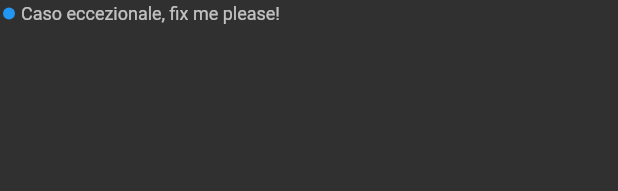
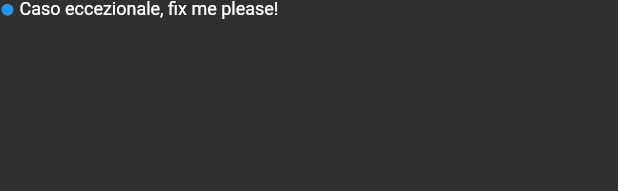
Before and after one commit to BattlefieldNoob/uqido_sparkar, a Flutter app: the EffectVisibilityStatus widget shown alone on an empty page, opened directly with empty values, on a phone screen of 412 x 824 dp. Shown: the top 191 px of the screen. Run offline on Flutter 3.47's test engine with Material 2 defaults, Android fonts, the phone set to English and light mode, and no system bars; our stand-ins replace cloud_firestore, firebase_core, flutter_bloc, flutter_hooks; missing offline and left inert: flutter_hooks_bloc; accounts and stored records are empty; generated files the repository leaves out were written again; network calls fail.

```diff
--- a/lib/view/effect_visibility_status.dart
+++ b/lib/view/effect_visibility_status.dart
@@ -12,10 +12,10 @@ class EffectVisibilityStatus extends StatelessWidget {
 
   @override
   Widget build(BuildContext context) {
-    return Padding(
-        padding: EdgeInsets.all(2),
-        child: Row(
-          children: [
+    return Row(children: [
+      SizedBox(
+        width: 1,
+      ),
       CircleAvatar(
         backgroundColor: mapStatusToColor(),
         radius: 4,
@@ -23,12 +23,8 @@ class EffectVisibilityStatus extends StatelessWidget {
       SizedBox(
         width: 4,
       ),
-            Text(
-              mapStatusToText(),
-              style: TextStyle(fontSize: 12, color: Colors.white70),
-            )
-          ],
-        ));
+      Text(mapStatusToText(), style: TextStyle(height: 1.1,fontSize: 12))
+    ]);
   }
 
   Color mapStatusToColor() {
@@ -57,9 +53,9 @@ class EffectVisibilityStatus extends StatelessWidget {
       return "Deprecato";
     else if (visibilityStatus == "VISIBLE" &&
         submissionStatus == "UPDATE_REJECTED")
-      return "Visible, ultimo update non approvato";
+      return "Visible, update rifiutato";
     else if (visibilityStatus == "VISIBLE" && submissionStatus == "APPROVED")
-      return "Visible";
+      return "Visibile";
     else
       return "Caso eccezionale, fix me please!";
   }
--- a/lib/view/home_page_desktop.dart
+++ b/lib/view/home_page_desktop.dart
@@ -58,9 +58,7 @@ class HomePageDesktop extends HookWidget {
 
   Widget getUserNameItem(
       BuildContext context, List<SparkARUser> users, int index) {
-    return Padding(
-        padding: EdgeInsets.only(bottom: 4),
-        child: Container(
+    return Container(
             color: Color.fromRGBO(58, 66, 76, 1.0),
             child: InkWell(
                 onTap: () => context
@@ -83,6 +81,6 @@ class HomePageDesktop extends HookWidget {
                             textAlign: TextAlign.start,
                             style: TextStyle(fontSize: 20),
                           ))
-                    ])))));
+                    ]))));
   }
 }
```
Also changed, not shown: lib/view/effect_list_item.dart (+38 -44 lines), 1 other file. Lines whose indentation alone changed are shown as unchanged.
